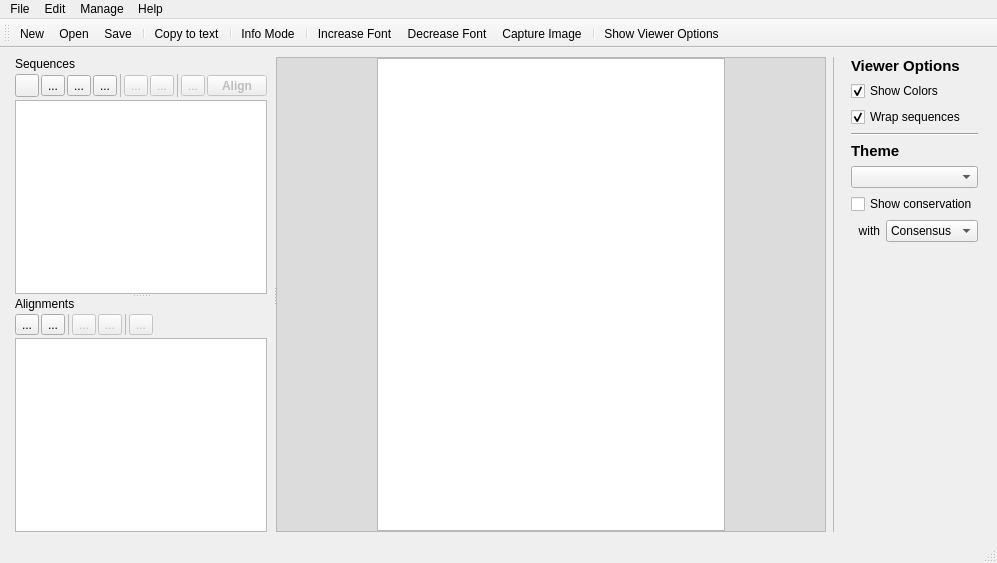
beowulfey/Linnaeo, file src/linnaeo/linnaeo.ui: the form before one commit.
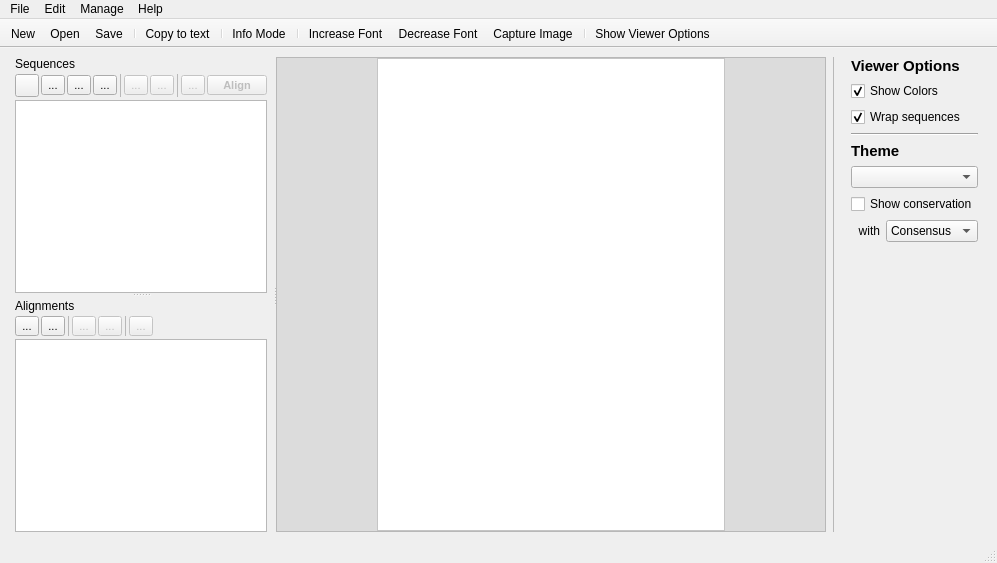
The form after the commit. Icons and pictures are not drawn. Custom widgets are drawn as their Qt base class.

```diff
--- a/src/linnaeo/linnaeo.ui
+++ b/src/linnaeo/linnaeo.ui
@@ -12,6 +12,8 @@
   </property>
   <property name="font">
    <font>
+    <family>Arial</family>
+    <pointsize>9</pointsize>
     <stylestrategy>PreferAntialias</stylestrategy>
    </font>
   </property>
@@ -22,7 +24,32 @@
    <iconset>
     <normaloff>:/resources/icons/linnaeo.ico</normaloff>:/resources/icons/linnaeo.ico</iconset>
   </property>
+  <property name="styleSheet">
+   <string notr="true">QTextEdit#namesEdit {
+	background-color: rgb(220,220,220);
+	padding-top: 1px;
+	color:black;
+}
+
+QTextEdit#seqViewer {
+	background-color: rgb(255,255,255);
+	color:black;
+}
+
+QTextEdit#numbersEdit {
+	background-color: rgb(220,220,220);
+	padding-top: 1px;
+	color:black;
+}</string>
+  </property>
   <widget class="QWidget" name="centralwidget">
+   <property name="font">
+    <font>
+     <family>Arial</family>
+     <pointsize>8</pointsize>
+     <stylestrategy>PreferDefault</stylestrategy>
+    </font>
+   </property>
    <layout class="QHBoxLayout" name="horizontalLayout">
     <item>
      <widget class="QSplitter" name="splitter_2">
@@ -138,6 +165,13 @@
               </item>
               <item>
                <widget class="QToolButton" name="downloadSeqButton">
+                <property name="font">
+                 <font>
+                  <family>Arial</family>
+                  <pointsize>8</pointsize>
+                  <stylestrategy>PreferDefault</stylestrategy>
+                 </font>
+                </property>
                 <property name="text">
                  <string>...</string>
                 </property>
@@ -149,6 +183,13 @@
               </item>
               <item>
                <widget class="QToolButton" name="importSequenceButton">
+                <property name="font">
+                 <font>
+                  <family>Arial</family>
+                  <pointsize>8</pointsize>
+                  <stylestrategy>PreferDefault</stylestrategy>
+                 </font>
+                </property>
                 <property name="text">
                  <string>...</string>
                 </property>
@@ -160,6 +201,13 @@
               </item>
               <item>
                <widget class="QToolButton" name="addSequenceFolderButton">
+                <property name="font">
+                 <font>
+                  <family>Arial</family>
+                  <pointsize>8</pointsize>
+                  <stylestrategy>PreferDefault</stylestrategy>
+                 </font>
+                </property>
                 <property name="toolTip">
                  <string>Add folder to sequence viewer</string>
                 </property>
@@ -190,6 +238,13 @@
                 <property name="enabled">
                  <bool>false</bool>
                 </property>
+                <property name="font">
+                 <font>
+                  <family>Arial</family>
+                  <pointsize>8</pointsize>
+                  <stylestrategy>PreferDefault</stylestrategy>
+                 </font>
+                </property>
                 <property name="text">
                  <string>...</string>
                 </property>
@@ -204,6 +259,13 @@
                 <property name="enabled">
                  <bool>false</bool>
                 </property>
+                <property name="font">
+                 <font>
+                  <family>Arial</family>
+                  <pointsize>8</pointsize>
+                  <stylestrategy>PreferDefault</stylestrategy>
+                 </font>
+                </property>
                 <property name="text">
                  <string>...</string>
                 </property>
@@ -231,6 +293,13 @@
                 <property name="enabled">
                  <bool>false</bool>
                 </property>
+                <property name="font">
+                 <font>
+                  <family>Arial</family>
+                  <pointsize>8</pointsize>
+                  <stylestrategy>PreferDefault</stylestrategy>
+                 </font>
+                </property>
                 <property name="text">
                  <string>...</string>
                 </property>
@@ -242,6 +311,13 @@
               </item>
               <item>
                <spacer name="horizontalSpacer_4">
+                <property name="font">
+                 <font>
+                  <family>Arial</family>
+                  <pointsize>8</pointsize>
+                  <stylestrategy>PreferDefault</stylestrategy>
+                 </font>
+                </property>
                 <property name="orientation">
                  <enum>Qt::Horizontal</enum>
                 </property>
@@ -266,6 +342,8 @@
                 </property>
                 <property name="font">
                  <font>
+                  <family>Arial</family>
+                  <pointsize>8</pointsize>
                   <weight>75</weight>
                   <bold>true</bold>
                   <stylestrategy>PreferDefault</stylestrategy>
@@ -299,6 +377,13 @@
                 <verstretch>0</verstretch>
                </sizepolicy>
               </property>
+              <property name="font">
+               <font>
+                <family>Arial</family>
+                <pointsize>9</pointsize>
+                <stylestrategy>PreferDefault</stylestrategy>
+               </font>
+              </property>
               <property name="toolTip">
                <string/>
               </property>
@@ -338,11 +423,21 @@
             <property name="leftMargin">
              <number>6</number>
             </property>
+            <property name="topMargin">
+             <number>3</number>
+            </property>
             <property name="rightMargin">
              <number>6</number>
             </property>
             <item>
              <widget class="QLabel" name="alignLabel">
+              <property name="font">
+               <font>
+                <family>Arial</family>
+                <pointsize>9</pointsize>
+                <stylestrategy>PreferAntialias</stylestrategy>
+               </font>
+              </property>
               <property name="text">
                <string>Alignments</string>
               </property>
@@ -355,6 +450,13 @@
               </property>
               <item>
                <widget class="QToolButton" name="importAlignmentButton">
+                <property name="font">
+                 <font>
+                  <family>Arial</family>
+                  <pointsize>8</pointsize>
+                  <stylestrategy>PreferDefault</stylestrategy>
+                 </font>
+                </property>
                 <property name="text">
                  <string>...</string>
                 </property>
@@ -366,6 +468,13 @@
               </item>
               <item>
                <widget class="QToolButton" name="addAlignmentFolderButton">
+                <property name="font">
+                 <font>
+                  <family>Arial</family>
+                  <pointsize>8</pointsize>
+                  <stylestrategy>PreferDefault</stylestrategy>
+                 </font>
+                </property>
                 <property name="text">
                  <string>...</string>
                 </property>
@@ -377,6 +486,13 @@
               </item>
               <item>
                <widget class="Line" name="line_8">
+                <property name="font">
+                 <font>
+                  <family>Arial</family>
+                  <pointsize>8</pointsize>
+                  <stylestrategy>PreferDefault</stylestrategy>
+                 </font>
+                </property>
                 <property name="lineWidth">
                  <number>0</number>
                 </property>
@@ -393,6 +509,13 @@
                 <property name="enabled">
                  <bool>false</bool>
                 </property>
+                <property name="font">
+                 <font>
+                  <family>Arial</family>
+                  <pointsize>8</pointsize>
+                  <stylestrategy>PreferDefault</stylestrategy>
+                 </font>
+                </property>
                 <property name="text">
                  <string>...</string>
                 </property>
@@ -407,6 +530,13 @@
                 <property name="enabled">
                  <bool>false</bool>
                 </property>
+                <property name="font">
+                 <font>
+                  <family>Arial</family>
+                  <pointsize>8</pointsize>
+                  <stylestrategy>PreferDefault</stylestrategy>
+                 </font>
+                </property>
                 <property name="text">
                  <string>...</string>
                 </property>
@@ -418,6 +548,13 @@
               </item>
               <item>
                <widget class="Line" name="line_6">
+                <property name="font">
+                 <font>
+                  <family>Arial</family>
+                  <pointsize>8</pointsize>
+                  <stylestrategy>PreferDefault</stylestrategy>
+                 </font>
+                </property>
                 <property name="lineWidth">
                  <number>0</number>
                 </property>
@@ -434,6 +571,13 @@
                 <property name="enabled">
                  <bool>false</bool>
                 </property>
+                <property name="font">
+                 <font>
+                  <family>Arial</family>
+                  <pointsize>8</pointsize>
+                  <stylestrategy>PreferDefault</stylestrategy>
+                 </font>
+                </property>
                 <property name="text">
                  <string>...</string>
                 </property>
@@ -445,6 +589,13 @@
               </item>
               <item>
                <spacer name="horizontalSpacer_3">
+                <property name="font">
+                 <font>
+                  <family>Arial</family>
+                  <pointsize>8</pointsize>
+                  <stylestrategy>PreferDefault</stylestrategy>
+                 </font>
+                </property>
                 <property name="orientation">
                  <enum>Qt::Horizontal</enum>
                 </property>
@@ -466,6 +617,13 @@
                 <verstretch>0</verstretch>
                </sizepolicy>
               </property>
+              <property name="font">
+               <font>
+                <family>Arial</family>
+                <pointsize>9</pointsize>
+                <stylestrategy>PreferDefault</stylestrategy>
+               </font>
+              </property>
               <property name="editTriggers">
                <set>QAbstractItemView::EditKeyPressed|QAbstractItemView::SelectedClicked</set>
               </property>
@@ -916,9 +1074,34 @@
   </widget>
   <widget class="QStatusBar" name="statusbar"/>
   <widget class="QToolBar" name="toolBar">
+   <property name="font">
+    <font>
+     <family>Arial</family>
+     <pointsize>8</pointsize>
+     <stylestrategy>PreferDefault</stylestrategy>
+    </font>
+   </property>
    <property name="windowTitle">
     <string>toolBar</string>
    </property>
+   <property name="styleSheet">
+    <string notr="true"/>
+   </property>
+   <property name="movable">
+    <bool>false</bool>
+   </property>
+   <property name="iconSize">
+    <size>
+     <width>23</width>
+     <height>23</height>
+    </size>
+   </property>
+   <property name="toolButtonStyle">
+    <enum>Qt::ToolButtonIconOnly</enum>
+   </property>
+   <property name="floatable">
+    <bool>false</bool>
+   </property>
    <attribute name="toolBarArea">
     <enum>TopToolBarArea</enum>
    </attribute>
@@ -959,6 +1142,11 @@
    <property name="text">
     <string>Save</string>
    </property>
+   <property name="font">
+    <font>
+     <family>Arial</family>
+    </font>
+   </property>
    <property name="shortcut">
     <string>Ctrl+S</string>
    </property>
@@ -982,6 +1170,11 @@
    <property name="toolTip">
     <string>Copy current selection as FASTA</string>
    </property>
+   <property name="font">
+    <font>
+     <family>Arial</family>
+    </font>
+   </property>
    <property name="shortcut">
     <string>Ctrl+C</string>
    </property>
@@ -1009,6 +1202,11 @@
    <property name="toolTip">
     <string>Open a new workspace</string>
    </property>
+   <property name="font">
+    <font>
+     <family>Arial</family>
+    </font>
+   </property>
    <property name="shortcut">
     <string>Ctrl+N</string>
    </property>
@@ -1057,6 +1255,11 @@
    <property name="text">
     <string>Open</string>
    </property>
+   <property name="font">
+    <font>
+     <family>Arial</family>
+    </font>
+   </property>
    <property name="shortcut">
     <string>Ctrl+O</string>
    </property>
```
Left out of the diff: 242 changed lines with no effect on the pictures.
